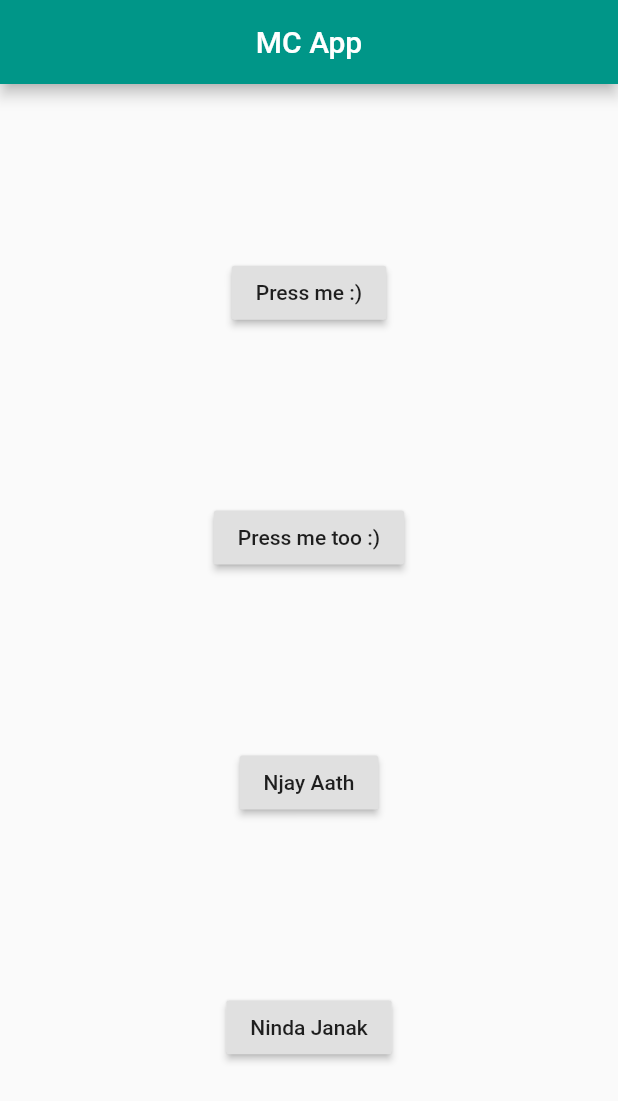
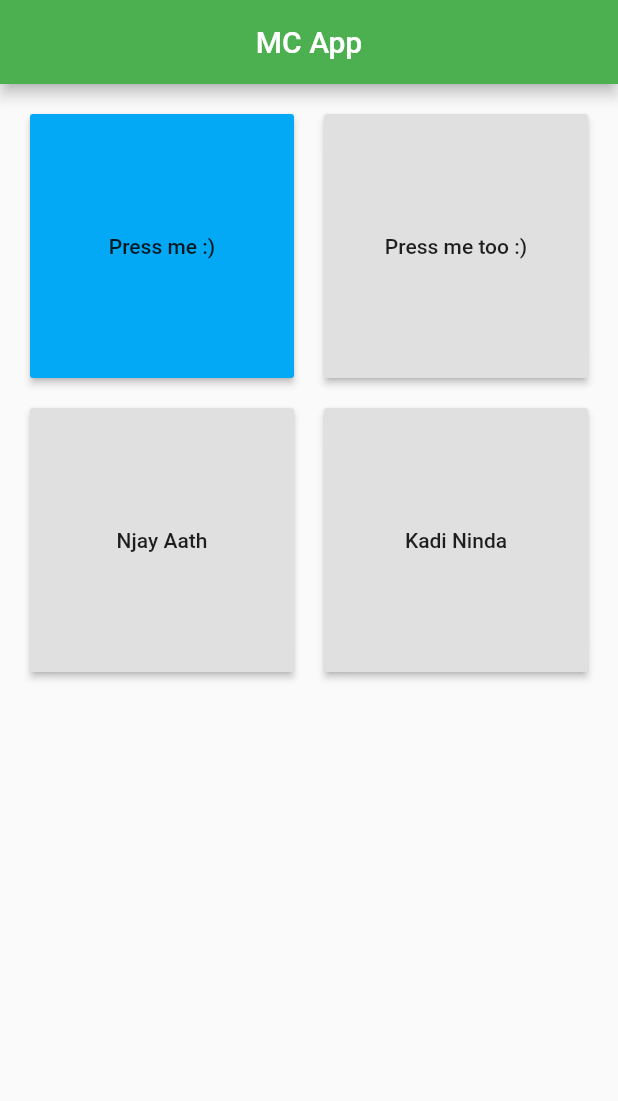
Before and after one commit to thecodepapaya/MC-App, a Flutter app: the screen it shows after launch, on a phone screen of 412 x 824 dp. Shown: the top 1101 px of the screen. Run offline on Flutter 3.47's test engine with Material 2 defaults, Android fonts, the phone set to English and light mode, and no system bars; our stand-ins replace audioplayers.

Commit message:
Added buttons in grid view

```diff
--- a/lib/main.dart
+++ b/lib/main.dart
@@ -9,7 +9,7 @@ class Mc extends StatelessWidget {
     return MaterialApp(
       debugShowCheckedModeBanner: false,
       theme: ThemeData(
-        primarySwatch: Colors.teal,
+        primarySwatch: Colors.green,
       ),
       home: McApp(),
     );
@@ -57,13 +57,17 @@ class _State extends State<McApp> {
         title: Text("MC App"),
         centerTitle: true,
       ),
-      body: Container(
-        child: Center(
-          child: Column(
-            mainAxisAlignment: MainAxisAlignment.spaceEvenly,
+      body: GridView.count(
+        primary: false,
+        padding: const EdgeInsets.all(20.0),
+        crossAxisSpacing: 20.0,
+        mainAxisSpacing: 20.0,
+        crossAxisCount: 2,
         children: <Widget>[
           RaisedButton(
             child: Text("Press me :)"),
+            color: Colors.lightBlue,
+            highlightElevation: 10,
             onPressed: playSoundMC,
           ),
           RaisedButton(
@@ -75,13 +79,11 @@ class _State extends State<McApp> {
             onPressed: playSoundAN,
           ),
           RaisedButton(
-                child: Text("Ninda Janak"),
+            child: Text("Kadi Ninda"),
             onPressed: playSoundNJ,
           ),
         ],
       ),
-        ),
-      ),
     );
   }
 }
```
Lines whose indentation alone changed are shown as unchanged.
